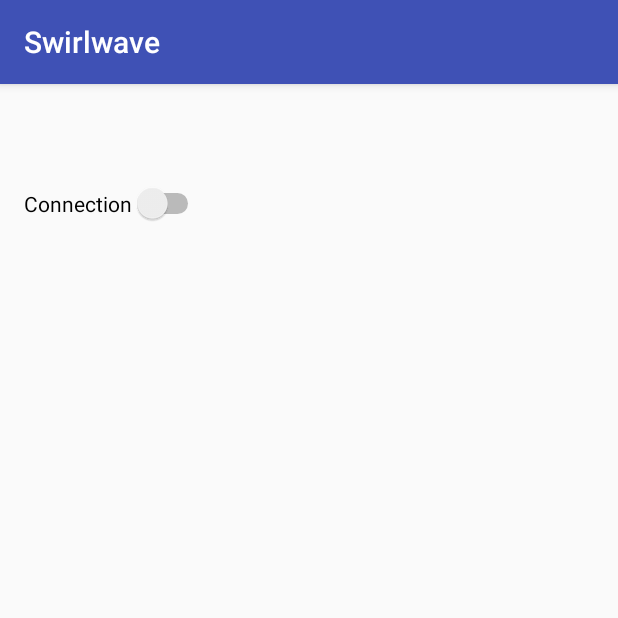
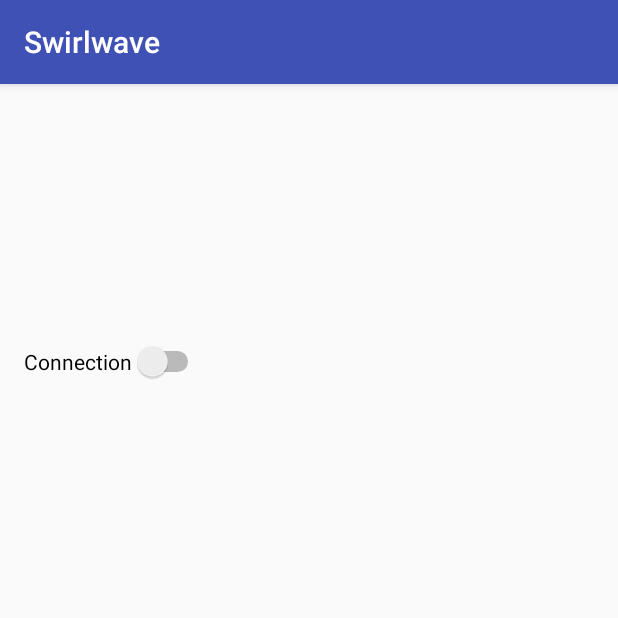
Before and after one commit to jo-inge-arnes/swirlwave, an Android app: the MainActivity screen opened directly, with no data from a screen before it, on a phone screen of 412 x 824 dp, the top half of it. Run offline under Robolectric (Android 15) with nearby library versions, the phone set to English and light mode, and no system bars; 1 statement that could not run was skipped.

```diff
--- a/app/src/main/java/com/swirlwave/android/service/SwirlwaveServiceHandler.java
+++ b/app/src/main/java/com/swirlwave/android/service/SwirlwaveServiceHandler.java
@@ -61,7 +61,7 @@ final class SwirlwaveServiceHandler extends Handler {
         try {
             mProxyManager.start(fileFriendlyNetworkName);
 
-            if ("".equals(mProxyManager.getAddress())) {
+            if ("".equals(ProxyManager.getAddress())) {
                 Log.e(mSwirlwaveService.getString(R.string.service_name), "Couldn't connect!");
                 return;
             }
@@ -105,8 +105,8 @@ final class SwirlwaveServiceHandler extends Handler {
     }
 
     private String getStartupFinishedMessage() {
-        return "".equals(mProxyManager.getAddress()) ?
-                mSwirlwaveService.getString(R.string.unavailable) : mProxyManager.getAddress();
+        return "".equals(ProxyManager.getAddress()) ?
+                mSwirlwaveService.getString(R.string.unavailable) : ProxyManager.getAddress();
     }
 
     private boolean hasIntent(Message msg) {
--- a/app/src/main/res/layout/activity_main.xml
+++ b/app/src/main/res/layout/activity_main.xml
@@ -13,7 +13,7 @@
     <TextView
         android:text="TextView"
         android:layout_width="match_parent"
-        android:layout_height="50dp"
+        android:layout_height="155dp"
         android:id="@+id/textView5" />
 
     <Switch
--- a/app/src/main/res/values/strings.xml
+++ b/app/src/main/res/values/strings.xml
@@ -17,5 +17,8 @@
     <string name="phone_number_cannot_be_empty">Phone number cannot be empty</string>
     <string name="phone_number_invalid_format">The phone number\'s format is invalid</string>
     <string name="proceed">Continue</string>
-    <string name="nfc_empty_peer_info">Didn't get the contact info!</string>
+    <string name="nfc_empty_peer_info">Didn\'t get the contact info!</string>
+    <string name="nfc_not_available">Sorry, must have NFC to use app.</string>
+    <string name="must_be_conntected_to_transfer_contact_info">Switch on connection first!</string>
+    <string name="something_went_wrong">Sorry, something went wrong</string>
 </resources>
```
Also changed, not shown: app/src/main/java/com/swirlwave/android/MainActivity.java (+37 -8 lines), app/src/main/java/com/swirlwave/android/tor/ProxyManager.java (+5 -5 lines), 1 other file.
